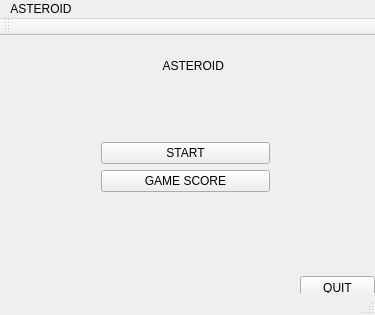
Old version of the form Src/mainwindow.ui in the repository chifandeyu/gui-1h2018-23.
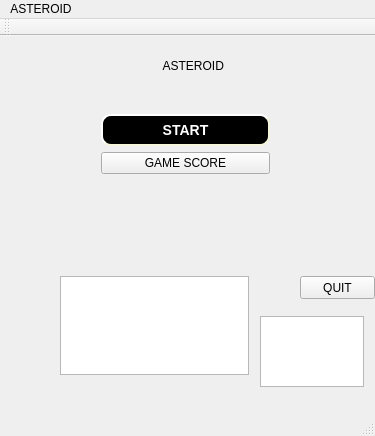
New version of the form.

Patch:
```diff
--- a/Src/mainwindow.ui
+++ b/Src/mainwindow.ui
@@ -7,7 +7,7 @@
     <x>0</x>
     <y>0</y>
     <width>375</width>
-    <height>315</height>
+    <height>436</height>
    </rect>
   </property>
   <property name="windowTitle">
@@ -52,6 +52,21 @@
      </item>
      <item>
       <widget class="QPushButton" name="pushButton">
+       <property name="styleSheet">
+        <string notr="true">background-color:rgb(0, 0, 0);
+
+color:white;
+border: 5px solid white;
+border-style: outset;
+    border-width: 2px;
+    border-radius: 10px;
+    border-color: beige;
+    font: bold 14px;
+    min-width: 10em;
+    padding: 6px;
+
+</string>
+       </property>
        <property name="text">
         <string>START</string>
        </property>
@@ -71,8 +86,8 @@
        </property>
        <property name="sizeHint" stdset="0">
         <size>
-         <width>20</width>
-         <height>38</height>
+         <width>186</width>
+         <height>83</height>
         </size>
        </property>
       </spacer>
@@ -92,6 +107,39 @@
      <string>QUIT</string>
     </property>
    </widget>
+   <widget class="QLabel" name="label_2">
+    <property name="geometry">
+     <rect>
+      <x>60</x>
+      <y>280</y>
+      <width>47</width>
+      <height>13</height>
+     </rect>
+    </property>
+    <property name="text">
+     <string/>
+    </property>
+   </widget>
+   <widget class="QTextBrowser" name="textBrowser">
+    <property name="geometry">
+     <rect>
+      <x>60</x>
+      <y>240</y>
+      <width>189</width>
+      <height>99</height>
+     </rect>
+    </property>
+   </widget>
+   <widget class="QTextEdit" name="textEdit">
+    <property name="geometry">
+     <rect>
+      <x>260</x>
+      <y>280</y>
+      <width>104</width>
+      <height>71</height>
+     </rect>
+    </property>
+   </widget>
   </widget>
   <widget class="QMenuBar" name="menuBar">
    <property name="geometry">
```
